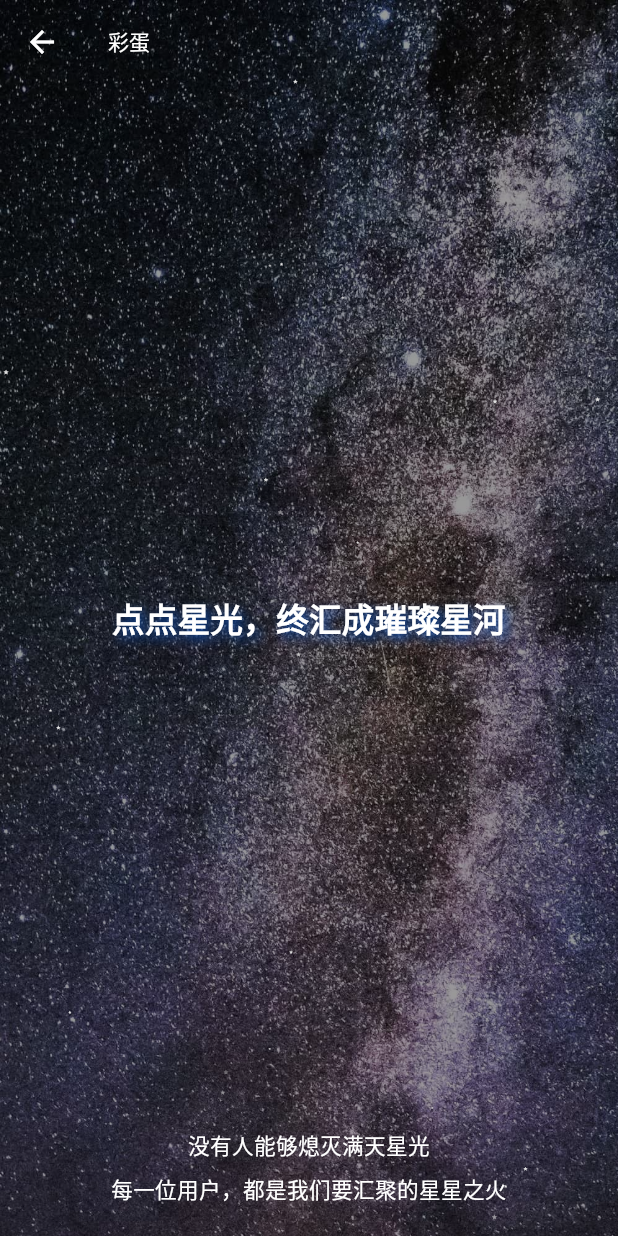
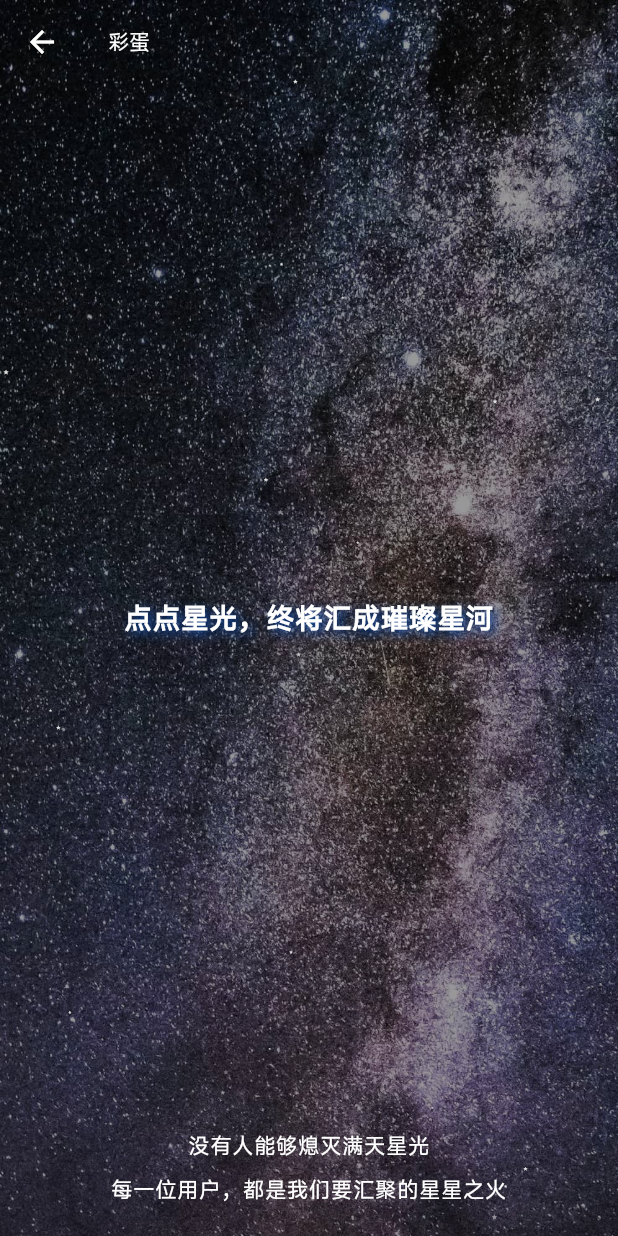
Before and after one commit to ycccccccy/qgzb, a Flutter app: the ContactUsScreen screen opened directly, after a tap on "3646834681@qq.com / liujingxuan200705@16", on a phone screen of 412 x 824 dp. Run offline on Flutter 3.47's test engine with Material 3 defaults, Android fonts, the phone set to English and light mode, and no system bars; our stand-ins replace image_picker, shared_preferences, supabase_flutter; accounts and stored records are empty.

Commit message:
更新字体

```diff
--- a/lib/contact_us_screen.dart
+++ b/lib/contact_us_screen.dart
@@ -79,7 +79,7 @@ class ContactUsScreen extends StatelessWidget {
               ),
               const SizedBox(height: 10),
               Text(
-                '校园不应是信息的孤岛，我们正在构建跨越山河的温暖星轨，通过文字的光年跋涉，让每份真挚都能抵达应往的远方。',
+                '校园不应是信息的孤岛，我们希望通过文字的光年跋涉，让每份真挚都能抵达应往的远方。',
                 style: TextStyle(fontSize: 16, color: Colors.grey[700]),
               ),
               const SizedBox(height: 10),
--- a/lib/egg.dart
+++ b/lib/egg.dart
@@ -83,18 +83,19 @@ class _EggPageState extends State<EggPage> {
               builder: (BuildContext context, BoxConstraints constraints) {
                 final screenWidth = constraints.maxWidth;
                 final baseFontSize = screenWidth * 0.035;
-                const double maxBottomFontSize = 18.0; // 设置底部文字最大字体大小
+                const double maxBottomFontSize = 18.0;
 
                 return Stack(
                   children: [
                     Center(
                       child: Text(
-                        "点点星光，终汇成璀璨星河",
+                        "点点星光，终将汇成璀璨星河",
                         textAlign: TextAlign.center,
                         style: TextStyle(
                           color: Colors.white,
-                          fontSize: baseFontSize * 1.5, // 中间文字继续缩放
-                          fontWeight: FontWeight.bold,
+                          fontSize: baseFontSize * 1.3,
+                          fontFamily: 'MiSans',
+                          fontWeight: FontWeight.w700,
                           shadows: [
                             Shadow(
                               blurRadius: 8.0,
@@ -106,7 +107,7 @@ class _EggPageState extends State<EggPage> {
                       ),
                     ),
                     Positioned(
-                      bottom: screenWidth * 0.05, // 距离底部 10% 屏幕宽度
+                      bottom: screenWidth * 0.05,
                       left: 0,
                       right: 0,
                       child: Column(
@@ -116,7 +117,9 @@ class _EggPageState extends State<EggPage> {
                             textAlign: TextAlign.center,
                             style: TextStyle(
                               color: Colors.white,
-                              fontSize: min(baseFontSize, maxBottomFontSize), // 底部文字限制大小
+                              fontSize: min(baseFontSize, maxBottomFontSize),
+                              fontFamily: 'MiSans',
+                              fontWeight: FontWeight.w500,
                             ),
                           ),
                           SizedBox(height: screenWidth * 0.02),
@@ -125,7 +128,9 @@ class _EggPageState extends State<EggPage> {
                             textAlign: TextAlign.center,
                             style: TextStyle(
                               color: Colors.white,
-                              fontSize: min(baseFontSize, maxBottomFontSize), // 底部文字限制大小
+                              fontSize: min(baseFontSize, maxBottomFontSize),
+                              fontFamily: 'MiSans',
+                              fontWeight: FontWeight.w500,  // 使用 medium 字体
                             ),
                           ),
                         ],
--- a/lib/main.dart
+++ b/lib/main.dart
@@ -12,7 +12,6 @@ void main() async {
     url: 'https://bydbvhsknggjkyifhywq.supabase.co',
     anonKey: 'eyJhbGciOiJIUzI1NiIsInR5cCI6IkpXVCJ9.eyJpc3MiOiJzdXBhYmFzZSIsInJlZiI6ImJ5ZGJ2aHNrbmdnamt5aWZoeXdxIiwicm9sZSI6InNlcnZpY2Vfcm9sZSIsImlhdCI6MTcyOTk5NjQ4MiwiZXhwIjoyMDQ1NTcyNDgyfQ._83EQF_RaXn63-q7Gh8xj36FmoIFQnTGYCohljOnHGE',
   );
-
 
   Supabase.instance.client.auth.onAuthStateChange.listen((event) async {
         final AuthChangeEvent eventType = event.event;
@@ -54,10 +53,11 @@ class MyApp extends StatelessWidget {
         ),
         appBarTheme: const AppBarTheme(
           backgroundColor: Colors.white,
-          titleTextStyle: TextStyle(color: Colors.black87),
+          titleTextStyle: TextStyle(color: Colors.black87, fontFamily: 'MiSans'),
           iconTheme: IconThemeData(color: Colors.black87),
           elevation: 1,
         ),
+        fontFamily: 'MiSans',
       ),
       home: const LoginScreen(),
     );
--- a/lib/send_letter_screen.dart
+++ b/lib/send_letter_screen.dart
@@ -455,7 +455,7 @@ class _SendLetterScreenState extends State<SendLetterScreen> {
 
                           return Container(
                             height: calculatedHeight,
-                            constraints: BoxConstraints(maxHeight: maxListHeight),
+                            constraints: const BoxConstraints(maxHeight: maxListHeight),
                             decoration: BoxDecoration(
                               color: Theme.of(context).colorScheme.surface,
                               borderRadius: const BorderRadius.only(bottomLeft:Radius.circular(12) , bottomRight: Radius.circular(12)),
@@ -536,7 +536,7 @@ class _SendLetterScreenState extends State<SendLetterScreen> {
                           leading:  Icon(Icons.info_outline, color: Theme.of(context).colorScheme.primary),
                           title:  Text(
                             '您正在使用服务器返回的信息发送',
-                            style: TextStyle(color:Theme.of(context).colorScheme.primary, fontWeight: FontWeight.bold),
+                            style: TextStyle(color:Theme.of(context).colorScheme.primary, fontWeight: FontWeight.bold, fontFamily: 'MiSans'),
                           ),
                           subtitle: Column(
                             crossAxisAlignment: CrossAxisAlignment.start,
```
Also changed, not shown: pubspec.yaml (+7 -3 lines), fonts/MiSans-Regular.ttf (added), pubspec.lock. Lines whose indentation alone changed are shown as unchanged.
